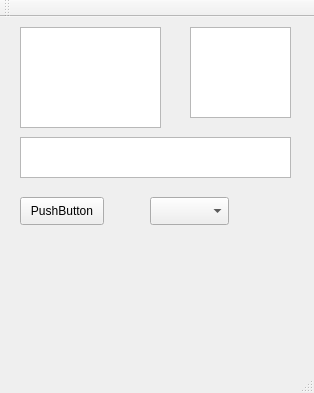
Above: QTShapeParametrization/mainwindow.ui from andreee94/ShapeParametrizationCpp before the change. Below: the same form after it.
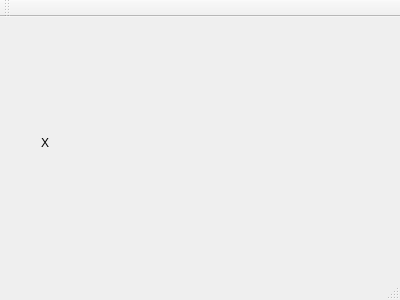
That is the form after the change.

Patch:
```diff
--- a/QTShapeParametrization/mainwindow.ui
+++ b/QTShapeParametrization/mainwindow.ui
@@ -6,66 +6,54 @@
    <rect>
     <x>0</x>
     <y>0</y>
-    <width>314</width>
-    <height>393</height>
+    <width>400</width>
+    <height>300</height>
    </rect>
   </property>
   <property name="windowTitle">
    <string>MainWindow</string>
   </property>
   <widget class="QWidget" name="centralWidget">
-   <widget class="QTableWidget" name="tableWidget">
+   <widget class="QWidget" name="formLayoutWidget">
     <property name="geometry">
      <rect>
-      <x>20</x>
-      <y>10</y>
-      <width>141</width>
-      <height>101</height>
+      <x>30</x>
+      <y>20</y>
+      <width>281</width>
+      <height>21</height>
      </rect>
     </property>
+    <layout class="QFormLayout" name="formLayout">
+     <item row="0" column="0">
+      <widget class="QLabel" name="inputProfileLabel">
+       <property name="text">
+        <string>Input profile</string>
+       </property>
+      </widget>
+     </item>
+     <item row="0" column="1">
+      <widget class="QWidget" name="inputProfileWidget" native="true"/>
+     </item>
+    </layout>
    </widget>
-   <widget class="QTableWidget" name="tableWidget_2">
+   <widget class="QWidget" name="gridLayoutWidget">
     <property name="geometry">
      <rect>
-      <x>190</x>
-      <y>10</y>
-      <width>101</width>
-      <height>91</height>
+      <x>30</x>
+      <y>60</y>
+      <width>281</width>
+      <height>131</height>
      </rect>
     </property>
-   </widget>
-   <widget class="QTableView" name="tableView">
-    <property name="geometry">
-     <rect>
-      <x>20</x>
-      <y>120</y>
-      <width>271</width>
-      <height>41</height>
-     </rect>
-    </property>
-   </widget>
-   <widget class="QPushButton" name="pushButton">
-    <property name="geometry">
-     <rect>
-      <x>20</x>
-      <y>180</y>
-      <width>84</width>
-      <height>28</height>
-     </rect>
-    </property>
-    <property name="text">
-     <string>PushButton</string>
-    </property>
-   </widget>
-   <widget class="QComboBox" name="comboBox">
-    <property name="geometry">
-     <rect>
-      <x>150</x>
-      <y>180</y>
-      <width>79</width>
-      <height>28</height>
-     </rect>
-    </property>
+    <layout class="QGridLayout" name="gridLayout">
+     <item row="0" column="0">
+      <widget class="QLabel" name="label">
+       <property name="text">
+        <string>X</string>
+       </property>
+      </widget>
+     </item>
+    </layout>
    </widget>
   </widget>
   <widget class="QMenuBar" name="menuBar">
```
Left out of the diff: 4 changed lines with no effect on the pictures.
